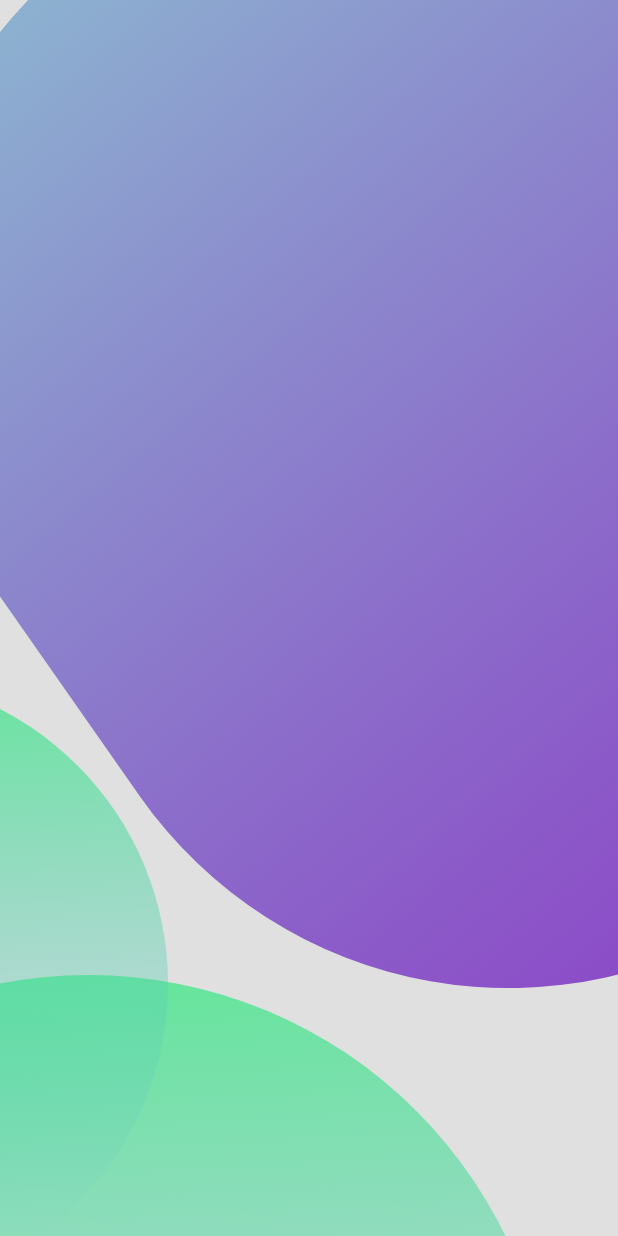
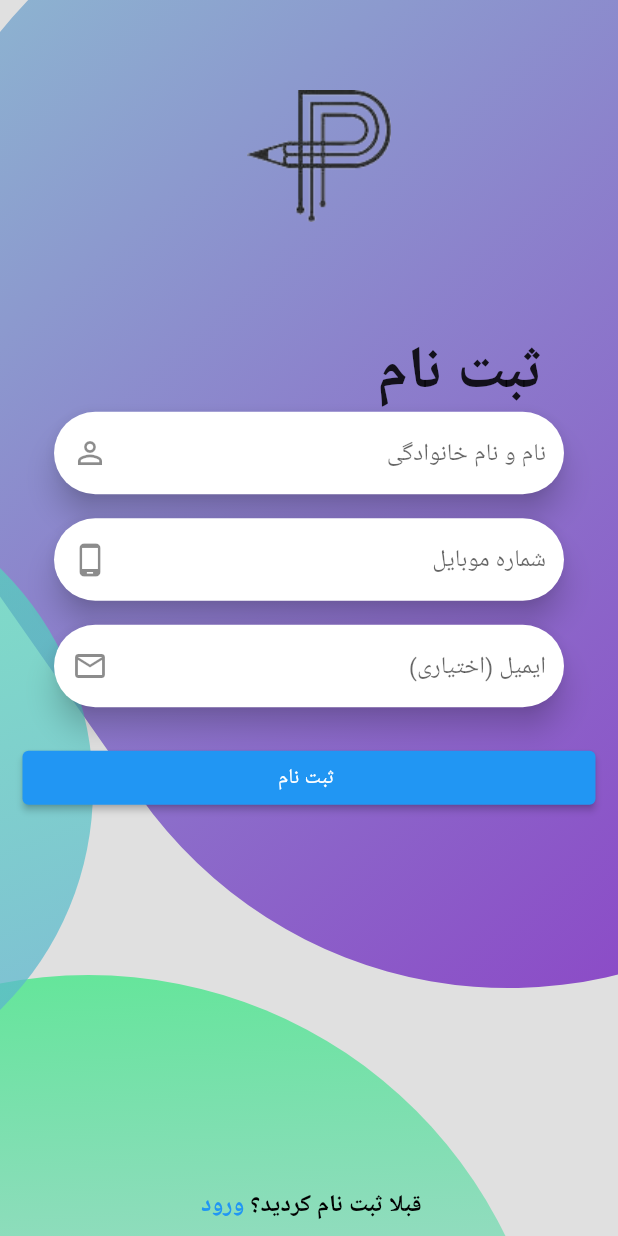
Before and after one commit to Moshated-flutter/pishtaz, a Flutter app: the screen it shows after launch, on a phone screen of 412 x 824 dp. Run offline on Flutter 3.47's test engine with Material 2 defaults, Android fonts, the phone set to English and light mode, and no system bars.

Commit message:
auth screen almost there

```diff
--- a/lib/screens/log/LoginScreen.dart
+++ b/lib/screens/log/LoginScreen.dart
@@ -2,6 +2,7 @@ import 'package:flutter/material.dart';
 import 'package:pishtaz/screens/log/background/bottombackground.dart';
 import 'package:pishtaz/screens/log/background/centerWidget.dart';
 import 'package:pishtaz/screens/log/background/topbackground.dart';
+import 'package:pishtaz/screens/log/login%20widgets/loginContent.dart';
 
 class LoginScreen extends StatelessWidget {
   const LoginScreen({super.key});
@@ -24,10 +25,16 @@ class LoginScreen extends StatelessWidget {
             child: bottombackgroun(screensize.width),
           ),
           Positioned(
-            top: 450,
-            left: -300,
+            top: 320,
+            left: -350,
             child: centerbackground(screensize.width),
           ),
+          Positioned(
+            top: 60,
+            left: screensize.width * 0.4,
+            child: Image.asset('assets/images/pishtaz_logo.png'),
+          ),
+          LoginContent(),
         ],
       ),
     );
--- a/lib/screens/log/background/centerWidget.dart
+++ b/lib/screens/log/background/centerWidget.dart
@@ -1,3 +1,5 @@
+// ignore_for_file: file_names
+
 import 'package:flutter/material.dart';
 
 Widget centerbackground(double screenwidth) {
@@ -7,11 +9,11 @@ Widget centerbackground(double screenwidth) {
     decoration: const BoxDecoration(
       shape: BoxShape.circle,
       gradient: LinearGradient(
-        begin: Alignment(0.6, -1.1),
+        begin: Alignment(0, -1.1),
         end: Alignment(0.7, 0.8),
         colors: [
-          Color.fromARGB(219, 75, 232, 138),
-          Color(0x005CBdCF),
+          Color.fromARGB(164, 75, 232, 180),
+          Color.fromARGB(188, 92, 180, 207),
         ],
       ),
     ),
--- /dev/null
+++ b/lib/screens/log/login widgets/animations/changeAnimation.dart
@@ -0,0 +1,121 @@
+import 'package:flutter/animation.dart';
+import 'package:pishtaz/screens/log/login%20widgets/loginContent.dart';
+
+class ChangeAnimations {
+  static var isPlaying = false;
+  static var currentScreen = Screens.createAccount;
+
+  static AnimationController? toptextController;
+  static Animation<Offset>? toptextAnime;
+  static AnimationController? bottomtextController;
+  static Animation<Offset>? bottomtextAnime;
+
+  static List<AnimationController> createAccountController = [];
+  static List<Animation<Offset>> createAccuontAnime = [];
+
+  static List<AnimationController> loginController = [];
+  static List<Animation<Offset>> loginAnime = [];
+
+  static Animation<Offset> _createAnimtions({
+    required Offset begin,
+    required Offset end,
+    required AnimationController parent,
+  }) {
+    return Tween(begin: begin, end: end).animate(
+      CurvedAnimation(parent: parent, curve: Curves.easeIn),
+    );
+  }
+
+  static void initialze({
+    required TickerProvider vsync,
+    required int loginItems,
+    required int createAccountItem,
+  }) {
+    toptextController = AnimationController(
+      vsync: vsync,
+      duration: Duration(milliseconds: 200),
+    );
+    toptextAnime = _createAnimtions(
+      begin: Offset.zero,
+      end: Offset(2.8, 0),
+      parent: toptextController!,
+    );
+    bottomtextController = AnimationController(
+      vsync: vsync,
+      duration: Duration(milliseconds: 200),
+    );
+    bottomtextAnime = _createAnimtions(
+      begin: Offset.zero,
+      end: Offset(0, 1.8),
+      parent: bottomtextController!,
+    );
+    for (var i = 0; createAccountItem > i; i++) {
+      createAccountController.add(
+        AnimationController(
+          vsync: vsync,
+          duration: Duration(milliseconds: 200),
+        ),
+      );
+      createAccuontAnime.add(
+        _createAnimtions(
+          begin: Offset.zero,
+          end: Offset(1, 0),
+          parent: createAccountController[i],
+        ),
+      );
+    }
+    for (var i = 0; loginItems > i; i++) {
+      loginController.add(
+        AnimationController(
+          vsync: vsync,
+          duration: Duration(milliseconds: 200),
+        ),
+      );
+      loginAnime.add(
+        _createAnimtions(
+          begin: Offset(-1, 0),
+          end: Offset.zero,
+          parent: loginController[i],
+        ),
+      );
+    }
+  }
+
+  static Future<void> forward() async {
+    isPlaying = true;
+    toptextController!.forward();
+    await bottomtextController!.forward();
+    for (final controller in [
+      ...createAccountController,
+      ...loginController,
+    ]) {
+      controller.forward();
+      await Future.delayed(
+        Duration(
+          milliseconds: 50,
+        ),
+      );
+    }
+    bottomtextController!.reverse();
+    await toptextController!.reverse();
+    isPlaying = false;
+  }
+
+  static Future<void> reverse() async {
+    isPlaying = true;
+    toptextController!.forward();
+    await bottomtextController!.forward();
+    for (final controller in [
+      ...loginController.reversed,
+      ...createAccountController.reversed,
+    ]) {
+      controller.reverse();
+      await Future.delayed(
+        Duration(milliseconds: 50),
+      );
+    }
+    bottomtextController!.reverse();
+    await toptextController!.reverse();
+    isPlaying = false;
+  }
+}
--- /dev/null
+++ b/lib/screens/log/login widgets/animations/helper_funtions.dart
@@ -0,0 +1,19 @@
+import 'package:flutter/cupertino.dart';
+
+class HelperFunction {
+  static Widget wrapWithAnimationBuilder({
+    required Animation<Offset> animation,
+    required Widget child,
+  }) {
+    return AnimatedBuilder(
+      animation: animation,
+      child: child,
+      builder: (BuildContext context, Widget? child) {
+        return FractionalTranslation(
+          translation: animation.value,
+          child: child,
+        );
+      },
+    );
+  }
+}
--- /dev/null
+++ b/lib/screens/log/login widgets/loginContent.dart
@@ -0,0 +1,206 @@
+import 'package:flutter/material.dart';
+import 'package:pishtaz/screens/log/login%20widgets/animations/changeAnimation.dart';
+import 'package:pishtaz/screens/log/login%20widgets/animations/helper_funtions.dart';
+import 'package:pishtaz/screens/log/login%20widgets/texts/bottomText.dart';
+import 'package:pishtaz/screens/log/login%20widgets/texts/topText.dart';
+
+enum Screens {
+  createAccount,
+  login,
+}
+
+class LoginContent extends StatefulWidget {
+  const LoginContent({super.key});
+
+  @override
+  State<LoginContent> createState() => _LoginContentState();
+}
+
+class _LoginContentState extends State<LoginContent>
+    with TickerProviderStateMixin {
+  final formkeyEmialLog = GlobalKey<FormState>();
+  final formkeyEmialSign = GlobalKey<FormState>();
+  final formkeyNumber = GlobalKey<FormState>();
+  // final formkeyPasswordLog = GlobalKey<FormState>();
+  // final formkeyPasswordSing = GlobalKey<FormState>();
+  final formkeyUser = GlobalKey<FormState>();
+
+  late final List<Widget> createAcounntWidget;
+  late final List<Widget> loginWidgets;
+  @override
+  void initState() {
+    super.initState();
+    Future.delayed(Duration.zero);
+    loginWidgets = [
+      inputField(
+        'شماره موبایل یا ایمیل ',
+        Icons.person,
+        false,
+        formkeyEmialLog,
+      ),
+      customButton(),
+    ];
+    createAcounntWidget = [
+      inputField(
+        'نام و نام خانوادگی',
+        Icons.person_outline,
+        false,
+        formkeyUser,
+      ),
+      inputField(
+        'شماره موبایل',
+        Icons.phone_android,
+        false,
+        formkeyNumber,
+      ),
+      inputField(
+        'ایمیل (اختیاری)',
+        Icons.email_outlined,
+        false,
+        formkeyEmialSign,
+      ),
+      customButton(),
+    ];
+    ChangeAnimations.initialze(
+      vsync: this,
+      createAccountItem: createAcounntWidget.length,
+      loginItems: loginWidgets.length,
+    );
+    for (var i = 0; loginWidgets.length > i; i++) {
+      loginWidgets[i] = HelperFunction.wrapWithAnimationBuilder(
+        animation: ChangeAnimations.loginAnime[i],
+        child: loginWidgets[i],
+      );
+    }
+    for (var i = 0; createAcounntWidget.length > i; i++) {
+      createAcounntWidget[i] = HelperFunction.wrapWithAnimationBuilder(
+        animation: ChangeAnimations.createAccuontAnime[i],
+        child: createAcounntWidget[i],
+      );
+    }
+  }
+
+  Widget customButton() {
+    return Padding(
+      padding: const EdgeInsets.symmetric(vertical: 15, horizontal: 15),
+      child: Container(
+        width: 60,
+        decoration: BoxDecoration(
+          borderRadius: BorderRadius.circular(15),
+        ),
+        child: ElevatedButton(
+          style: ElevatedButton.styleFrom(),
+          onPressed: () {},
+          child: Text(
+            ChangeAnimations.currentScreen == Screens.createAccount
+                ? 'ثبت نام '
+                : 'ورود',
+          ),
+        ),
+      ),
+    );
+  }
+
+  Widget inputField(
+    String hint,
+    IconData iconData,
+    bool obscure,
+    GlobalKey<FormState> formkey,
+  ) {
+    return Padding(
+      padding: const EdgeInsets.symmetric(horizontal: 36, vertical: 8),
+      child: SizedBox(
+        height: 55,
+        child: Material(
+          elevation: 8,
+          shadowColor: Colors.black87,
+          color: Colors.transparent,
+          borderRadius: BorderRadius.circular(30),
+          child: Form(
+            key: formkey,
+            child: TextFormField(
+              textAlign: TextAlign.right,
+              validator: (value) {
+                if (hint == 'Email') {
+                  if (value!.isEmpty) {
+                    return 'This field cant be empty ';
+                  }
+                  if (!value.contains('@')) {
+                    return 'please enter a valid value';
+                  }
+                }
+                if (hint == 'Password') {
+                  if (value!.isEmpty) {
+                    return 'This field cant be empty ';
+                  }
+                  if (value.length < 7) {
+                    return 'please enter at least 7 characters';
+                  }
+                }
+                if (hint == 'Name') {
+                  if (value!.isEmpty) {
+                    return 'This field cant be empty ';
+                  }
+                  if (value.length < 4) {
+                    return 'please enter at least 4 characters';
+                  }
+                }
+                return null;
+              },
+              textDirection: TextDirection.rtl,
+              onSaved: (newValue) {},
+              obscureText: obscure,
+              textAlignVertical: TextAlignVertical.bottom,
+              decoration: InputDecoration(
+                border: OutlineInputBorder(
+                  borderRadius: BorderRadius.circular(30),
+                  borderSide: BorderSide.none,
+                ),
+                filled: true,
+                fillColor: Colors.white,
+                hintText: hint,
+                prefixIcon: Icon(iconData),
+              ),
+            ),
+          ),
+        ),
+      ),
+    );
+  }
+
+  @override
+  Widget build(BuildContext context) {
+    return Stack(
+      children: [
+        Positioned(
+          bottom: 550,
+          right: 50,
+          child: TopText(),
+        ), // Center(child: CircularProgressIndicator())
+
+        Padding(
+          padding: const EdgeInsets.only(top: 0),
+          child: Stack(
+            children: [
+              Column(
+                mainAxisAlignment: MainAxisAlignment.center,
+                crossAxisAlignment: CrossAxisAlignment.stretch,
+                children: loginWidgets,
+              ),
+              Column(
+                mainAxisAlignment: MainAxisAlignment.center,
+                crossAxisAlignment: CrossAxisAlignment.stretch,
+                children: createAcounntWidget,
+              ),
+              Positioned(
+                left: 130,
+                child: BottomText(),
+                bottom: 10,
+              )
+            ],
+          ),
+        ),
+      ],
+    );
+  }
+}
--- /dev/null
+++ b/lib/screens/log/login widgets/texts/bottomText.dart
@@ -0,0 +1,70 @@
+import 'package:flutter/material.dart';
+import 'package:pishtaz/screens/log/login%20widgets/animations/changeAnimation.dart';
+import 'package:pishtaz/screens/log/login%20widgets/animations/helper_funtions.dart';
+import 'package:pishtaz/screens/log/login%20widgets/loginContent.dart';
+
+class BottomText extends StatefulWidget {
+  const BottomText({super.key});
+
+  @override
+  State<BottomText> createState() => _BottomTextState();
+}
+
+class _BottomTextState extends State<BottomText> {
+  @override
+  void initState() {
+    // TODO: implement initState
+    super.initState();
+    ChangeAnimations.bottomtextController!.addStatusListener((status) {
+      if (status == AnimationStatus.completed) {
+        setState(() {});
+      }
+    });
+  }
+
+  @override
+  Widget build(BuildContext context) {
+    return HelperFunction.wrapWithAnimationBuilder(
+      animation: ChangeAnimations.bottomtextAnime!,
+      child: Container(
+        child: GestureDetector(
+          onTap: () {
+            if (!ChangeAnimations.isPlaying) {
+              ChangeAnimations.currentScreen == Screens.createAccount
+                  ? ChangeAnimations.forward()
+                  : ChangeAnimations.reverse();
+              ChangeAnimations.currentScreen =
+                  Screens.values[1 - ChangeAnimations.currentScreen.index];
+            }
+          },
+          behavior: HitTestBehavior.opaque,
+          child: RichText(
+            text: TextSpan(
+              style: TextStyle(fontSize: 16, fontFamily: 'Montserrat'),
+              children: [
+                TextSpan(
+                  text: ChangeAnimations.currentScreen == Screens.createAccount
+                      ? ' قبلا ثبت نام کردید؟ '
+                      : ' تا حالا ثبت نام نکردی؟ ',
+                  style: TextStyle(
+                    color: Colors.black,
+                    fontWeight: FontWeight.w600,
+                  ),
+                ),
+                TextSpan(
+                    text:
+                        ChangeAnimations.currentScreen == Screens.createAccount
+                            ? 'ورود '
+                            : 'ثبت نام ',
+                    style: TextStyle(
+                      color: Colors.blue,
+                      fontWeight: FontWeight.bold,
+                    ))
+              ],
+            ),
+          ),
+        ),
+      ),
+    );
+  }
+}
--- /dev/null
+++ b/lib/screens/log/login widgets/texts/topText.dart
@@ -0,0 +1,40 @@
+import 'package:flutter/material.dart';
+import 'package:pishtaz/screens/log/login%20widgets/animations/changeAnimation.dart';
+import 'package:pishtaz/screens/log/login%20widgets/animations/helper_funtions.dart';
+import 'package:pishtaz/screens/log/login%20widgets/loginContent.dart';
+
+class TopText extends StatefulWidget {
+  const TopText({super.key});
+
+  @override
+  State<TopText> createState() => _TopTextState();
+}
+
+class _TopTextState extends State<TopText> {
+  @override
+  void initState() {
+    // TODO: implement initState
+    super.initState();
+    ChangeAnimations.toptextAnime!.addStatusListener((status) {
+      if (status == AnimationStatus.completed) {
+        setState(() {});
+      }
+    });
+  }
+
+  @override
+  Widget build(BuildContext context) {
+    return HelperFunction.wrapWithAnimationBuilder(
+      animation: ChangeAnimations.toptextAnime!,
+      child: Text(
+        ChangeAnimations.currentScreen == Screens.createAccount
+            ? 'ثبت نام'
+            : 'ورود',
+        style: TextStyle(
+          fontSize: 40,
+          fontWeight: FontWeight.bold,
+        ),
+      ),
+    );
+  }
+}
--- a/pubspec.yaml
+++ b/pubspec.yaml
@@ -60,8 +60,8 @@ flutter:
   uses-material-design: true
 
   # To add assets to your application, add an assets section, like this:
-  # assets:
-  #   - images/a_dot_burr.jpeg
+  assets:
+    - assets/images/pishtaz_logo.png
   #   - images/a_dot_ham.jpeg
 
   # An image asset can refer to one or more resolution-specific "variants", see
```
Also changed, not shown: assets/images/pishtaz_logo.png (added).
